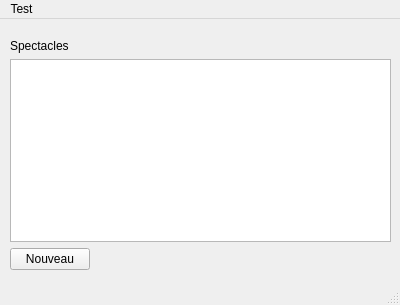
Old version of the form lightapp/ui/QDesigner/MainWindow.ui in the repository raphigaziano/lightapp.
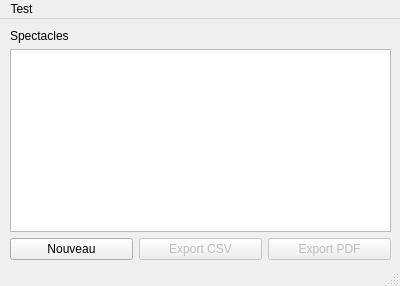
New version of the form.

What changed in the file:
```diff
--- a/lightapp/ui/QDesigner/MainWindow.ui
+++ b/lightapp/ui/QDesigner/MainWindow.ui
@@ -10,7 +10,7 @@
     <x>0</x>
     <y>0</y>
     <width>400</width>
-    <height>305</height>
+    <height>286</height>
    </rect>
   </property>
   <property name="sizePolicy">
@@ -30,7 +30,7 @@
     <property name="geometry">
      <rect>
       <x>10</x>
-      <y>20</y>
+      <y>10</y>
       <width>381</width>
       <height>231</height>
      </rect>
@@ -46,13 +46,6 @@
        </property>
       </widget>
      </item>
-     <item row="2" column="0">
-      <widget class="QPushButton" name="btn_new">
-       <property name="text">
-        <string>Nouveau</string>
-       </property>
-      </widget>
-     </item>
      <item row="1" column="0" colspan="2">
       <widget class="QTableWidget" name="table_shows">
        <property name="horizontalScrollBarPolicy">
@@ -81,6 +74,37 @@
        <column/>
       </widget>
      </item>
+     <item row="3" column="0" colspan="2">
+      <layout class="QHBoxLayout" name="horizontalLayout_2">
+       <item>
+        <widget class="QPushButton" name="btn_new">
+         <property name="text">
+          <string>Nouveau</string>
+         </property>
+        </widget>
+       </item>
+       <item>
+        <widget class="QPushButton" name="btn_gen_csv">
+         <property name="enabled">
+          <bool>false</bool>
+         </property>
+         <property name="text">
+          <string>Export CSV</string>
+         </property>
+        </widget>
+       </item>
+       <item>
+        <widget class="QPushButton" name="btn_gen_pdf">
+         <property name="enabled">
+          <bool>false</bool>
+         </property>
+         <property name="text">
+          <string>Export PDF</string>
+         </property>
+        </widget>
+       </item>
+      </layout>
+     </item>
     </layout>
    </widget>
   </widget>
```
